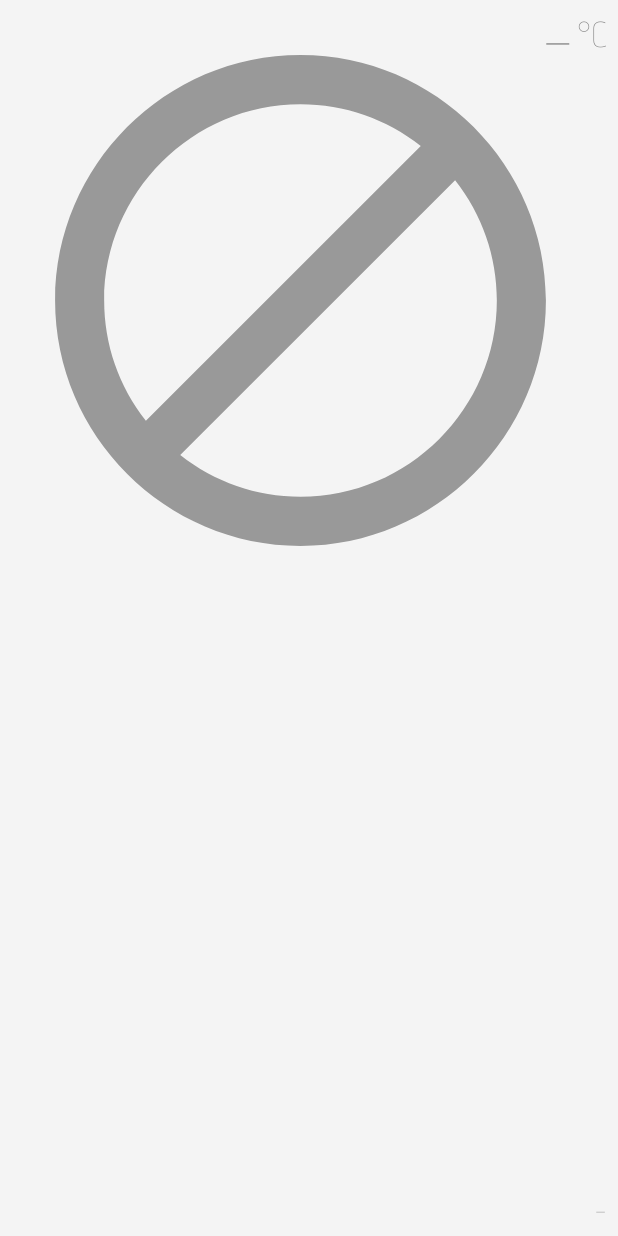
After one commit to piskula/simple-weather, an Android app: the layout actual_3x1_widget.xml on its own in the app's theme, with its tools: preview values and no code run, on a phone screen of 412 x 824 dp. The commit adds this screen. Run offline under Robolectric (Android 15) with nearby library versions, the phone set to English and light mode, and no system bars.

Commit message:
duplicate widget to 3x1 (different layout conditions)

```diff
--- a/app/src/main/java/sk/momosi/simplewidget/MainActivity.kt
+++ b/app/src/main/java/sk/momosi/simplewidget/MainActivity.kt
@@ -11,6 +11,8 @@ import android.view.View
 import kotlinx.android.synthetic.main.activity_main.*
 import android.content.Intent
 import android.net.Uri
+import sk.momosi.simplewidget.widget.Actual2x1Widget
+import sk.momosi.simplewidget.widget.Actual3x1Widget
 import java.lang.ref.WeakReference
 
 private const val MY_PERMISSION_ACCESS_COARSE_LOCATION = 11
@@ -46,7 +48,8 @@ class MainActivity : AppCompatActivity() {
 
         if (isEnabled) {
             // when app is open or location permissions are granted, perform refresh
-            RefreshConditions(WeakReference(this)).execute()
+            RefreshConditions(WeakReference(this), R.layout.actual_2x1_widget, Actual2x1Widget::class).execute()
+            RefreshConditions(WeakReference(this), R.layout.actual_3x1_widget, Actual3x1Widget::class).execute()
         }
     }
 
--- /dev/null
+++ b/app/src/main/res/layout/actual_3x1_widget.xml
@@ -0,0 +1,77 @@
+<?xml version="1.0" encoding="utf-8"?>
+<RelativeLayout xmlns:android="http://schemas.android.com/apk/res/android"
+                android:layout_width="match_parent"
+                android:layout_height="match_parent"
+                android:padding="@dimen/widget_margin"
+                android:background="#66FFFFFF">
+
+    <!--TODO try implement animations using ViewFlipper-->
+    <!--<ViewFlipper-->
+            <!--android:layout_width="75dp"-->
+            <!--android:layout_height="match_parent"-->
+            <!--android:layout_marginStart="4dp"-->
+            <!--android:layout_marginTop="4dp"-->
+            <!--android:layout_marginBottom="0dp"-->
+            <!--android:measureAllChildren="true"-->
+            <!--android:flipInterval="4000"-->
+            <!--android:autoStart="true"-->
+            <!--android:inAnimation="@android:anim/fade_in"-->
+            <!--android:outAnimation="@android:anim/fade_out"-->
+            <!--android:animateFirstView="true"-->
+            <!--android:layout_toStartOf="@+id/temperature_value"-->
+            <!--android:layout_above="@+id/place_value"-->
+            <!--android:layout_alignParentTop="true"-->
+            <!--android:layout_alignParentStart="true">-->
+
+    <ImageView
+            android:id="@+id/weather_icon"
+            android:layout_width="75dp"
+            android:layout_height="match_parent"
+            android:layout_marginStart="4dp"
+            android:layout_marginTop="4dp"
+            android:layout_marginBottom="0dp"
+            android:src="@drawable/unavailable"
+            android:contentDescription="TODO"
+            android:scaleType="fitStart"
+            android:layout_toStartOf="@+id/place_value"
+            android:layout_alignParentTop="true"
+            android:layout_alignParentStart="true"/>
+    <!--</ViewFlipper>-->
+
+    <TextView
+            android:id="@+id/temperature_value"
+            android:text="-"
+            android:layout_width="wrap_content"
+            android:layout_height="wrap_content"
+            android:layout_marginEnd="2dp"
+            android:layout_alignParentTop="true"
+            android:fontFamily="@font/advent_pro_thin"
+            android:textSize="48sp"
+            android:layout_marginTop="2dp"
+            android:layout_toStartOf="@+id/textView"/>
+
+    <TextView
+            android:id="@+id/place_value"
+            android:text="-"
+            android:layout_width="wrap_content"
+            android:layout_height="wrap_content"
+            android:layout_alignParentEnd="true"
+            android:layout_alignParentBottom="true"
+            android:layout_marginEnd="8dp"
+            android:layout_marginBottom="4dp"
+            android:maxLines="1"
+            android:fontFamily="@font/advent_pro_thin"
+            android:textSize="18sp"/>
+    <TextView
+            android:text="°C"
+            android:layout_marginTop="8dp"
+            android:layout_marginEnd="8dp"
+            android:fontFamily="@font/advent_pro_thin"
+            android:layout_width="wrap_content"
+            android:layout_height="wrap_content"
+            android:id="@+id/textView"
+            android:textSize="24sp"
+            android:layout_alignParentTop="true"
+            android:layout_alignParentEnd="true"/>
+
+</RelativeLayout>
```
Also changed, not shown: app/src/main/AndroidManifest.xml (+12 -1 lines), app/src/main/java/sk/momosi/simplewidget/RefreshConditions.kt (+8 -3 lines), app/src/main/java/sk/momosi/simplewidget/widget/Actual2x1Widget.kt (added, +24 -0 lines), app/src/main/java/sk/momosi/simplewidget/widget/Actual3x1Widget.kt (added, +24 -0 lines), app/src/main/java/sk/momosi/simplewidget/widget/ActualWidgetBase.kt (renamed from app/src/main/java/sk/momosi/simplewidget/Actual2x1Widget.kt, +24 -16 lines), app/src/main/res/xml/actual_3x1_widget_info.xml (added, +11 -0 lines).
